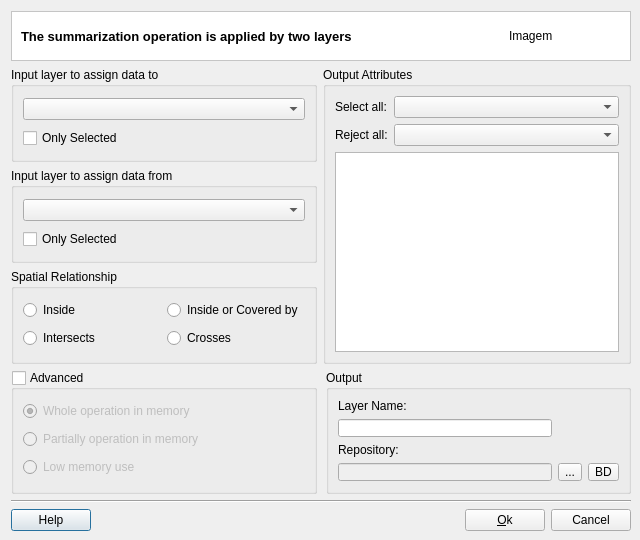
The window that src/terralib/vp/qt/ui/SummarizationDialogForm.ui (claudiobogossian/terralib5) describes before a commit, drawn with Qt 5.
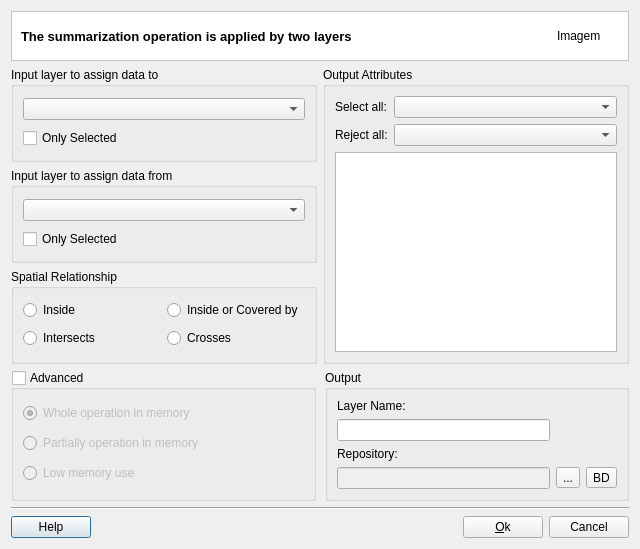
The same window after the commit.

Commit message: adding Summarization in Plugin.

```diff
--- a/src/terralib/vp/qt/ui/SummarizationDialogForm.ui
+++ b/src/terralib/vp/qt/ui/SummarizationDialogForm.ui
@@ -13,15 +13,8 @@
   <property name="windowTitle">
    <string>Summarization Operation</string>
   </property>
-  <widget class="QWidget" name="">
-   <property name="geometry">
-    <rect>
-     <x>11</x>
-     <y>11</y>
-     <width>620</width>
-     <height>520</height>
-    </rect>
-   </property>
+  <layout class="QGridLayout" name="gridLayout_8">
+   <item row="0" column="0">
    <layout class="QGridLayout" name="gridLayout_5">
     <item row="0" column="0" colspan="2">
      <widget class="QFrame" name="frame_2">
@@ -44,6 +37,25 @@
        <property name="horizontalSpacing">
         <number>9</number>
        </property>
+        <item row="0" column="1">
+         <widget class="QLabel" name="m_imgLabel">
+          <property name="minimumSize">
+           <size>
+            <width>62</width>
+            <height>48</height>
+           </size>
+          </property>
+          <property name="maximumSize">
+           <size>
+            <width>48</width>
+            <height>48</height>
+           </size>
+          </property>
+          <property name="text">
+           <string>Imagem</string>
+          </property>
+         </widget>
+        </item>
        <item row="0" column="0">
         <widget class="QLabel" name="m_datasourceTypeTitleLabel">
          <property name="font">
@@ -58,25 +70,6 @@
          </property>
         </widget>
        </item>
-       <item row="0" column="1">
-        <widget class="QLabel" name="m_imgLabel">
-         <property name="minimumSize">
-          <size>
-           <width>112</width>
-           <height>48</height>
-          </size>
-         </property>
-         <property name="maximumSize">
-          <size>
-           <width>48</width>
-           <height>48</height>
-          </size>
-         </property>
-         <property name="text">
-          <string>Imagem</string>
-         </property>
-        </widget>
-       </item>
       </layout>
      </widget>
     </item>
@@ -416,7 +409,8 @@
      </layout>
     </item>
    </layout>
-  </widget>
+   </item>
+  </layout>
  </widget>
  <resources/>
  <connections/>
```
Lines whose indentation alone changed are shown as unchanged. The commit also changes 3 other files.
